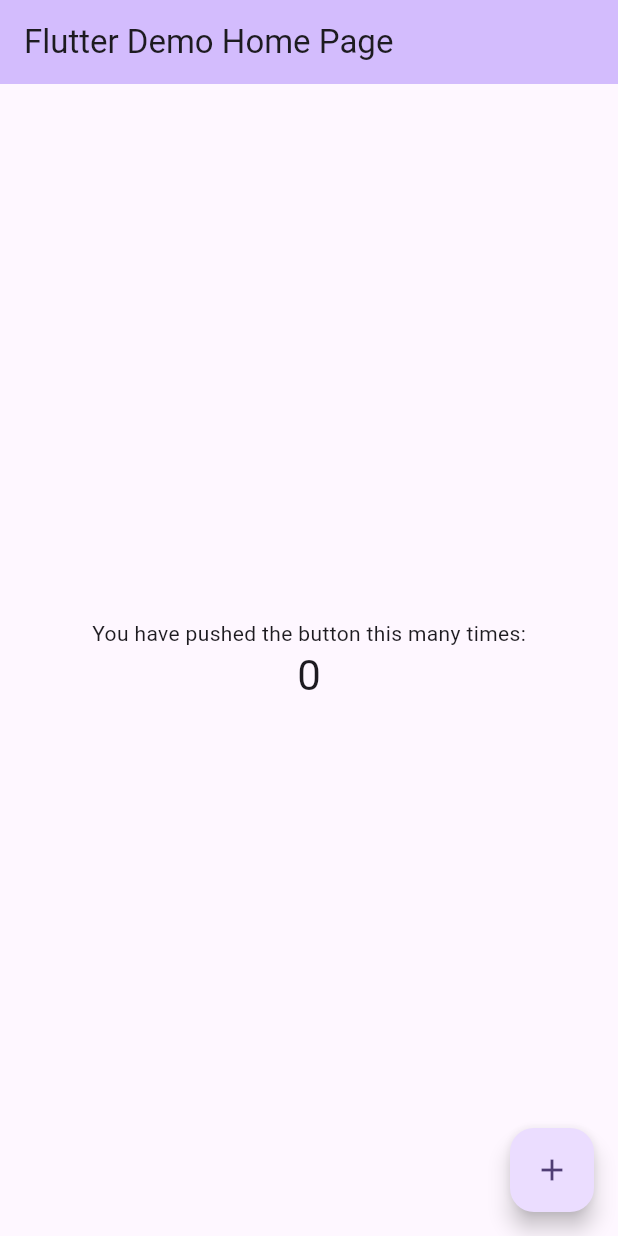
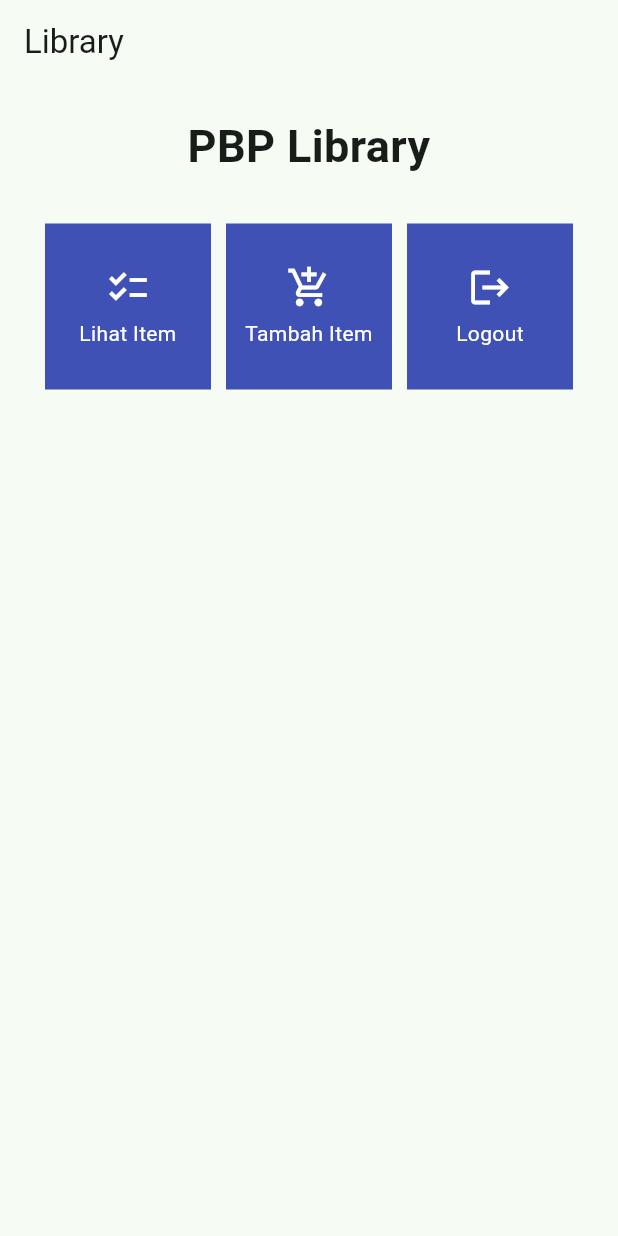
Before and after one commit to KhansaMahira/library-mobile, a Flutter app: the screen it shows after launch, on a phone screen of 412 x 824 dp. Run offline on Flutter 3.47's test engine with Material 2 defaults, Android fonts, the phone set to English and light mode, and no system bars.

Commit message:
Library App Tugas 7

```diff
--- a/lib/main.dart
+++ b/lib/main.dart
@@ -1,4 +1,5 @@
 import 'package:flutter/material.dart';
+import 'package:library_mobile/menu.dart';
 
 void main() {
   runApp(const MyApp());
@@ -13,113 +14,10 @@ class MyApp extends StatelessWidget {
     return MaterialApp(
       title: 'Flutter Demo',
       theme: ThemeData(
-        // This is the theme of your application.
-        //
-        // TRY THIS: Try running your application with "flutter run". You'll see
-        // the application has a blue toolbar. Then, without quitting the app,
-        // try changing the seedColor in the colorScheme below to Colors.green
-        // and then invoke "hot reload" (save your changes or press the "hot
-        // reload" button in a Flutter-supported IDE, or press "r" if you used
-        // the command line to start the app).
-        //
-        // Notice that the counter didn't reset back to zero; the application
-        // state is not lost during the reload. To reset the state, use hot
-        // restart instead.
-        //
-        // This works for code too, not just values: Most code changes can be
-        // tested with just a hot reload.
-        colorScheme: ColorScheme.fromSeed(seedColor: Colors.deepPurple),
+        colorScheme: ColorScheme.fromSeed(seedColor: Colors.greenAccent),
         useMaterial3: true,
       ),
-      home: const MyHomePage(title: 'Flutter Demo Home Page'),
+      home: MyHomePage(),
     );
   }
 }
-
-class MyHomePage extends StatefulWidget {
-  const MyHomePage({super.key, required this.title});
-
-  // This widget is the home page of your application. It is stateful, meaning
-  // that it has a State object (defined below) that contains fields that affect
-  // how it looks.
-
-  // This class is the configuration for the state. It holds the values (in this
-  // case the title) provided by the parent (in this case the App widget) and
-  // used by the build method of the State. Fields in a Widget subclass are
-  // always marked "final".
-
-  final String title;
-
-  @override
-  State<MyHomePage> createState() => _MyHomePageState();
-}
-
-class _MyHomePageState extends State<MyHomePage> {
-  int _counter = 0;
-
-  void _incrementCounter() {
-    setState(() {
-      // This call to setState tells the Flutter framework that something has
-      // changed in this State, which causes it to rerun the build method below
-      // so that the display can reflect the updated values. If we changed
-      // _counter without calling setState(), then the build method would not be
-      // called again, and so nothing would appear to happen.
-      _counter++;
-    });
-  }
-
-  @override
-  Widget build(BuildContext context) {
-    // This method is rerun every time setState is called, for instance as done
-    // by the _incrementCounter method above.
-    //
-    // The Flutter framework has been optimized to make rerunning build methods
-    // fast, so that you can just rebuild anything that needs updating rather
-    // than having to individually change instances of widgets.
-    return Scaffold(
-      appBar: AppBar(
-        // TRY THIS: Try changing the color here to a specific color (to
-        // Colors.amber, perhaps?) and trigger a hot reload to see the AppBar
-        // change color while the other colors stay the same.
-        backgroundColor: Theme.of(context).colorScheme.inversePrimary,
-        // Here we take the value from the MyHomePage object that was created by
-        // the App.build method, and use it to set our appbar title.
-        title: Text(widget.title),
-      ),
-      body: Center(
-        // Center is a layout widget. It takes a single child and positions it
-        // in the middle of the parent.
-        child: Column(
-          // Column is also a layout widget. It takes a list of children and
-          // arranges them vertically. By default, it sizes itself to fit its
-          // children horizontally, and tries to be as tall as its parent.
-          //
-          // Column has various properties to control how it sizes itself and
-          // how it positions its children. Here we use mainAxisAlignment to
-          // center the children vertically; the main axis here is the vertical
-          // axis because Columns are vertical (the cross axis would be
-          // horizontal).
-          //
-          // TRY THIS: Invoke "debug painting" (choose the "Toggle Debug Paint"
-          // action in the IDE, or press "p" in the console), to see the
-          // wireframe for each widget.
-          mainAxisAlignment: MainAxisAlignment.center,
-          children: <Widget>[
-            const Text(
-              'You have pushed the button this many times:',
-            ),
-            Text(
-              '$_counter',
-              style: Theme.of(context).textTheme.headlineMedium,
-            ),
-          ],
-        ),
-      ),
-      floatingActionButton: FloatingActionButton(
-        onPressed: _incrementCounter,
-        tooltip: 'Increment',
-        child: const Icon(Icons.add),
-      ), // This trailing comma makes auto-formatting nicer for build methods.
-    );
-  }
-}
--- /dev/null
+++ b/lib/menu.dart
@@ -0,0 +1,111 @@
+import 'package:flutter/material.dart';
+
+class LibraryItem {
+  final String name;
+  final IconData icon;
+
+  LibraryItem(this.name, this.icon);
+}
+
+class LibraryCard extends StatelessWidget {
+  final LibraryItem item;
+
+  const LibraryCard(this.item, {super.key}); // Constructor
+
+  @override
+  Widget build(BuildContext context) {
+    return Material(
+      color: Colors.indigo,
+      child: InkWell(
+        // Area responsive terhadap sentuhan
+        onTap: () {
+          // Memunculkan SnackBar ketika diklik
+          ScaffoldMessenger.of(context)
+            ..hideCurrentSnackBar()
+            ..showSnackBar(SnackBar(
+                content: Text("Kamu telah menekan tombol ${item.name}!")));
+        },
+        child: Container(
+          // Container untuk menyimpan Icon dan Text
+          padding: const EdgeInsets.all(8),
+          child: Center(
+            child: Column(
+              mainAxisAlignment: MainAxisAlignment.center,
+              children: [
+                Icon(
+                  item.icon,
+                  color: Colors.white,
+                  size: 30.0,
+                ),
+                const Padding(padding: EdgeInsets.all(3)),
+                Text(
+                  item.name,
+                  textAlign: TextAlign.center,
+                  style: const TextStyle(color: Colors.white),
+                ),
+              ],
+            ),
+          ),
+        ),
+      ),
+    );
+  }
+}
+
+class MyHomePage extends StatelessWidget {
+  MyHomePage({Key? key}) : super(key: key);
+
+  final List<LibraryItem> items = [
+    LibraryItem("Lihat Item", Icons.checklist),
+    LibraryItem("Tambah Item", Icons.add_shopping_cart),
+    LibraryItem("Logout", Icons.logout),
+];
+
+    @override
+    Widget build(BuildContext context) {
+        return Scaffold(
+          appBar: AppBar(
+            title: const Text(
+              'Library'
+            ),
+          ),
+          body: SingleChildScrollView(
+            // Widget wrapper yang dapat discroll
+            child: Padding(
+              padding: const EdgeInsets.all(10.0), // Set padding dari halaman
+              child: Column(
+                // Widget untuk menampilkan children secara vertikal
+                children: <Widget>[
+                  const Padding(
+                    padding: EdgeInsets.only(top: 10.0, bottom: 10.0),
+                    // Widget Text untuk menampilkan tulisan dengan alignment center dan style yang sesuai
+                    child: Text(
+                      'PBP Library',
+                      textAlign: TextAlign.center,
+                      style: TextStyle(
+                        fontSize: 30,
+                        fontWeight: FontWeight.bold,
+                      ),
+                    ),
+                  ),
+                  // Grid layout
+                  GridView.count(
+                    // Container pada card kita.
+                    primary: true,
+                    padding: const EdgeInsets.all(20),
+                    crossAxisSpacing: 10,
+                    mainAxisSpacing: 10,
+                    crossAxisCount: 3,
+                    shrinkWrap: true,
+                    children: items.map((LibraryItem item) {
+                      // Iterasi untuk setiap item
+                      return LibraryCard(item);
+                    }).toList(),
+                  ),
+                ],
+              ),
+            ),
+          ),
+        );
+    }
+}
```
